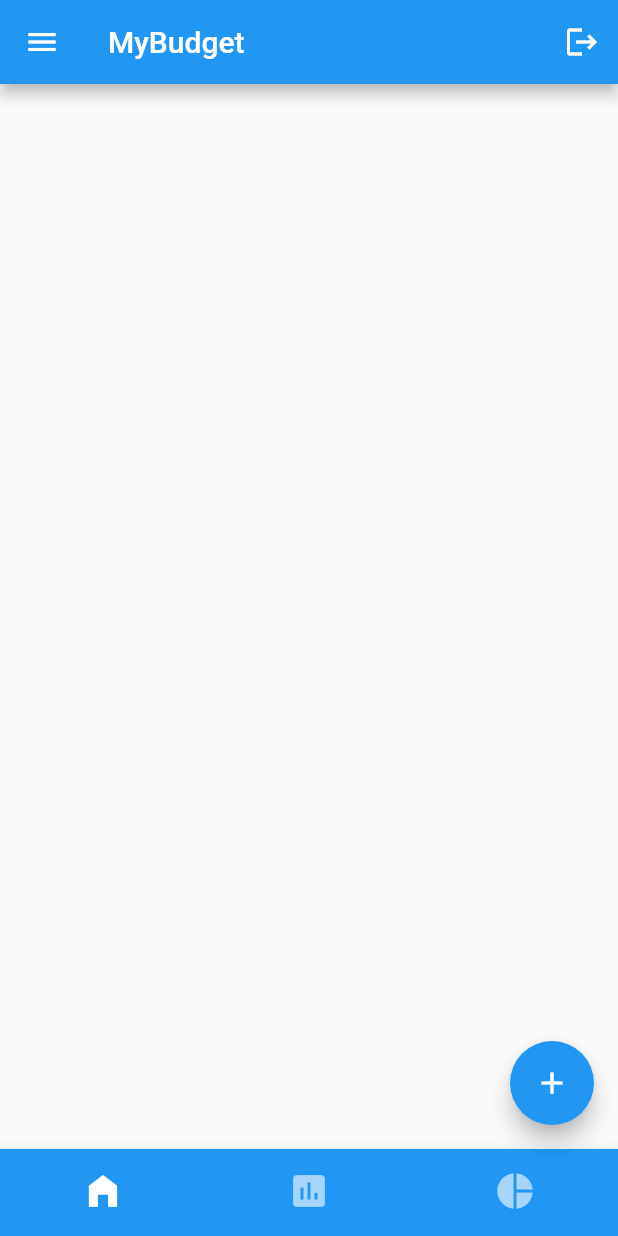
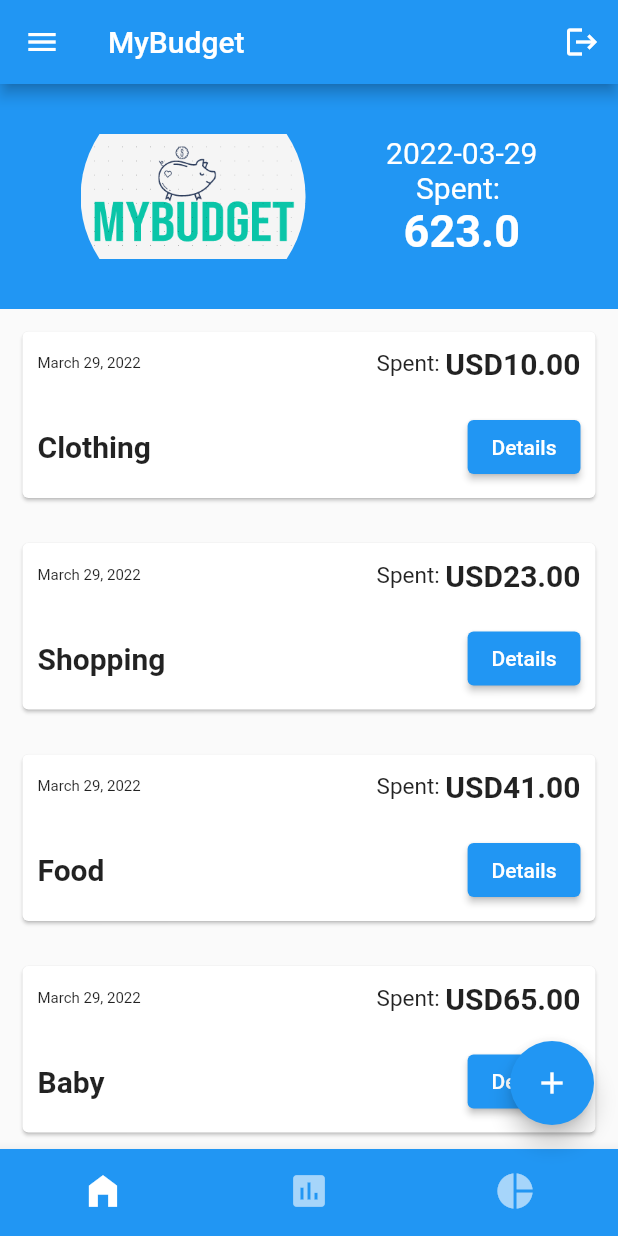
Before and after one commit to taskop123/MyBudget, a Flutter app: the screen it shows once a user with an empty profile is signed in, on a phone screen of 412 x 824 dp. Run offline on Flutter 3.47's test engine with Material 2 defaults, Android fonts, the phone set to English and light mode, and no system bars; our stand-ins replace camera, cloud_firestore, currency_text_input_formatter, datetime_picker_formfield, dio, file_picker and 9 more; missing offline and left inert: flutter_polyline_points, geocode; accounts and stored records are empty; statements that could not run were skipped.

Commit message:
List expenses on main screen.

```diff
--- a/MyBudgetApplication/lib/main.dart
+++ b/MyBudgetApplication/lib/main.dart
@@ -5,6 +5,7 @@ import 'package:my_budget_application/screen/auth/login_screen.dart';
 import 'package:my_budget_application/screen/auth/profile_screen.dart';
 import 'package:my_budget_application/screen/auth/registration_screen.dart';
 import 'package:my_budget_application/screen/expenses/expenses_form_screen.dart';
+import 'package:my_budget_application/screen/expenses/list_expenses_screen.dart';
 import 'package:my_budget_application/screen/info/contact_screen.dart';
 import 'package:my_budget_application/screen/info/location_screen.dart';
 import 'package:my_budget_application/screen/main_screen.dart';
@@ -64,6 +65,7 @@ class MyHomePage extends State<MyApp> {
             ContactScreen.routeName: (ctx) => const ContactScreen(),
             LocationScreen.routeName: (ctx) => const LocationScreen(),
             ExpensesScreen.routeName: (ctx) => const ExpensesScreen(),
+            ListExpenseScreen.routeName: (ctx) => const ListExpenseScreen(),
           },
           home: const SplashScreen()),
     );
--- /dev/null
+++ b/MyBudgetApplication/lib/screen/expenses/list_expenses_screen.dart
@@ -0,0 +1,85 @@
+import 'package:flutter/material.dart';
+import 'package:my_budget_application/model/user.dart';
+import 'package:my_budget_application/service/expenses_service.dart';
+import 'package:my_budget_application/util/constants.dart';
+
+class ListExpenseScreen extends StatefulWidget {
+  static const routeName = "/expense/list";
+  const ListExpenseScreen({Key? key}) : super(key: key);
+
+  @override
+  State<StatefulWidget> createState() => _ListExpenseScreenState();
+}
+
+class _ListExpenseScreenState extends State<ListExpenseScreen> {
+  // Expense data
+  final List<Expense> _expenses = ExpenseService().getExpenses;
+
+  @override
+  Widget build(BuildContext context) {
+    return ListView.builder(
+      scrollDirection: Axis.vertical,
+      itemCount: _expenses.length,
+      itemBuilder: (context, index) {
+        return Card(
+            margin: const EdgeInsets.all(15),
+            child: Column(
+              crossAxisAlignment: CrossAxisAlignment.center,
+              mainAxisAlignment: MainAxisAlignment.spaceEvenly,
+              children: [
+                Container(
+                  padding: const EdgeInsets.all(10),
+                  child: Row(
+                    mainAxisAlignment: MainAxisAlignment.spaceBetween,
+                    children: [
+                      Text(
+                        Constants.formatWithMonthName
+                            .format(_expenses[index].dateAndTime as DateTime),
+                        style: const TextStyle(fontSize: 10),
+                      ),
+                      Row(
+                        children: [
+                          const Text(
+                            "Spent: ",
+                            style: TextStyle(fontSize: 15),
+                          ),
+                          Text(
+                            _expenses[index].price.toString(),
+                            style: const TextStyle(
+                              fontSize: 20,
+                              fontWeight: FontWeight.w700,
+                            ),
+                          )
+                        ],
+                      )
+                    ],
+                  ),
+                ),
+                Container(
+                  padding: const EdgeInsets.all(10),
+                  child: Row(
+                    mainAxisAlignment: MainAxisAlignment.spaceBetween,
+                    children: [
+                      Text(
+                        _expenses[index].expenseCategory as String,
+                        style: const TextStyle(
+                          fontSize: 20,
+                          fontWeight: FontWeight.bold,
+                        ),
+                      ),
+                      ElevatedButton(
+                        onPressed: () {
+                          // Navigator.pushNamed(context, EventLocationScreen.routeName,
+                          //     arguments: {"location": _exams[index].location});
+                        },
+                        child: const Text("Details"),
+                      ),
+                    ],
+                  ),
+                ),
+              ],
+            ));
+      },
+    );
+  }
+}
--- a/MyBudgetApplication/lib/screen/main_screen.dart
+++ b/MyBudgetApplication/lib/screen/main_screen.dart
@@ -1,8 +1,11 @@
 import 'package:firebase_auth/firebase_auth.dart';
 import 'package:flutter/material.dart';
 import 'package:my_budget_application/screen/expenses/expenses_form_screen.dart';
+import 'package:my_budget_application/screen/expenses/list_expenses_screen.dart';
+import 'package:my_budget_application/service/expenses_service.dart';
 import 'package:my_budget_application/widget/menu/bottom_bar.dart';
 import 'package:my_budget_application/widget/menu/side_bar.dart';
+import 'package:path/path.dart';
 import 'package:provider/provider.dart';
 
 import '../service/database_service.dart';
@@ -29,10 +32,56 @@ class MainScreen extends StatelessWidget {
         title: const Text(Constants.applicationTitle),
         actions: [ActionButton(Icons.logout, _logoutFunction!)],
       ),
-      body: Container(),
+      body: Column(
+        children: [
+          Container(
+            alignment: Alignment.topCenter,
+            color: Theme.of(context).colorScheme.primary,
+            child: Row(
+              crossAxisAlignment: CrossAxisAlignment.center,
+              mainAxisAlignment: MainAxisAlignment.spaceEvenly,
+              children: [
+                ClipRRect(
+                  borderRadius: BorderRadius.circular(250.0),
+                  child: Image.asset(
+                    'assets/images/logo.jpg',
+                    alignment: Alignment.centerLeft,
+                    height: 150,
+                    width: 150,
+                  ),
+                ),
+                Column(
+                  crossAxisAlignment: CrossAxisAlignment.center,
+                  mainAxisAlignment: MainAxisAlignment.spaceEvenly,
+                  children: [
+                    Text(
+                      Constants.formatter.format(DateTime.now()),
+                      style: const TextStyle(color: Colors.white, fontSize: 20),
+                    ),
+                    const Text(
+                      "Spent: ",
+                      style: TextStyle(color: Colors.white, fontSize: 20),
+                    ),
+                    Text(
+                      ExpenseService().todaySpend().toString(),
+                      style: const TextStyle(
+                          color: Colors.white,
+                          fontSize: 30,
+                          fontWeight: FontWeight.w700),
+                    )
+                  ],
+                )
+              ],
+            ),
+          ),
+          const Expanded(
+            child: ListExpenseScreen(),
+          )
+        ],
+      ),
       floatingActionButton: FloatingActionButton(
         onPressed: () => Navigator.of(context)
-            .pushNamed(ExpensesScreen.routeName), //CameraScreen.routeName
+            .pushNamed(ExpensesScreen.routeName),
         child: const Icon(Icons.add),
       ),
       bottomNavigationBar: const BottomBar(),
--- /dev/null
+++ b/MyBudgetApplication/lib/service/expenses_service.dart
@@ -0,0 +1,49 @@
+import 'package:my_budget_application/model/user.dart';
+import 'package:my_budget_application/util/constants.dart';
+
+class ExpenseService {
+  final List<Expense> _expenses = [
+    Expense(Constants.getRandomString(10), "USD10.00", 52.33, 45.55, "Skopje",
+        "Clothing", DateTime.now(), "Nothing"),
+    Expense(Constants.getRandomString(10), "USD23.00", 52.33, 45.55, "Skopje",
+        "Shopping", DateTime.now(), "Nothing"),
+    Expense(Constants.getRandomString(10), "USD41.00", 52.33, 45.55, "Skopje",
+        "Food", DateTime.now(), "Nothing"),
+    Expense(Constants.getRandomString(10), "USD65.00", 52.33, 45.55, "Skopje",
+        "Baby", DateTime.now(), "Nothing"),
+    Expense(Constants.getRandomString(10), "USD1.00", 52.33, 45.55, "Skopje",
+        "Cigarette", DateTime.now(), "Nothing"),
+    Expense(Constants.getRandomString(10), "USD5.00", 52.33, 45.55, "Skopje",
+        "Shopping", DateTime.now(), "Nothing"),
+    Expense(Constants.getRandomString(10), "USD12.00", 52.33, 45.55, "Skopje",
+        "Pet", DateTime.now(), "Nothing"),
+    Expense(Constants.getRandomString(10), "USD6.00", 52.33, 45.55, "Skopje",
+        "Food", DateTime.now(), "Nothing"),
+    Expense(Constants.getRandomString(10), "USD345.00", 52.33, 45.55, "Skopje",
+        "Clothing", DateTime.now(), "Nothing"),
+    Expense(Constants.getRandomString(10), "USD9.00", 52.33, 45.55, "Skopje",
+        "Baby", DateTime.now(), "Nothing"),
+    Expense(Constants.getRandomString(10), "USD88.00", 52.33, 45.55, "Skopje",
+        "Pet", DateTime.now(), "Nothing"),
+    Expense(Constants.getRandomString(10), "USD8.00", 52.33, 45.55, "Skopje",
+        "Cigarette", DateTime.now(), "Nothing"),
+    Expense(Constants.getRandomString(10), "USD10.00", 52.33, 45.55, "Skopje",
+        "Food", DateTime.now(), "Nothing"),
+  ];
+
+  List<Expense> get getExpenses {
+    return _expenses;
+  }
+
+  double todaySpend() {
+    double total = 0.0;
+
+    _expenses.forEach((element) {
+      String temp = element.price as String;
+      var amount = double.parse(temp.replaceAll(RegExp('[^0-9.]+'), ''));
+      total += amount;
+    });
+
+    return total;
+  }
+}
--- a/MyBudgetApplication/lib/util/constants.dart
+++ b/MyBudgetApplication/lib/util/constants.dart
@@ -1,4 +1,7 @@
 import 'dart:math';
+
+import 'package:intl/intl.dart';
+import 'package:my_budget_application/model/user.dart';
 
 class Constants {
   static const blankString = '';
@@ -163,4 +166,7 @@ class Constants {
   static String getRandomString(int length) =>
       String.fromCharCodes(Iterable.generate(
           length, (_) => _chars.codeUnitAt(Random().nextInt(_chars.length))));
+
+  static final DateFormat formatter = DateFormat('yyyy-MM-dd');
+  static final DateFormat formatWithMonthName = DateFormat("MMMM dd, yyyy");
 }
```
Also changed, not shown: MyBudgetApplication/lib/model/user.dart (+7 -13 lines), MyBudgetApplication/lib/screen/expenses/expenses_form_screen.dart (+12 -16 lines), MyBudgetApplication/lib/service/database_service.dart (+73 -7 lines), MyBudgetApplication/pubspec.yaml (+1 -42 lines), MyBudgetApplication/lib/screen/expenses/expense_detail_view.dart (added), MyBudgetApplication/pubspec.lock.
